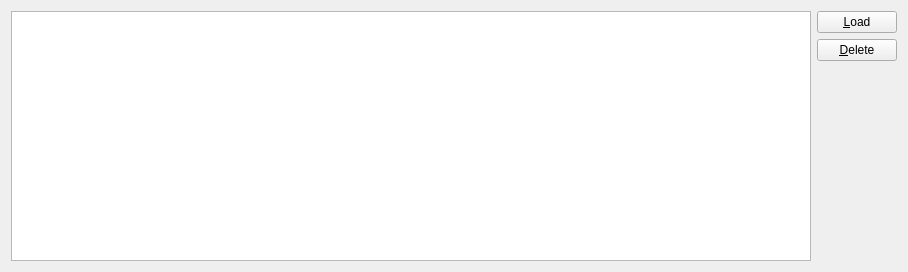
Above: src/UserInterface/src/Widgets/LogbookWidget.ui from till213/SkyDolly before the change. Below: the same form after it.
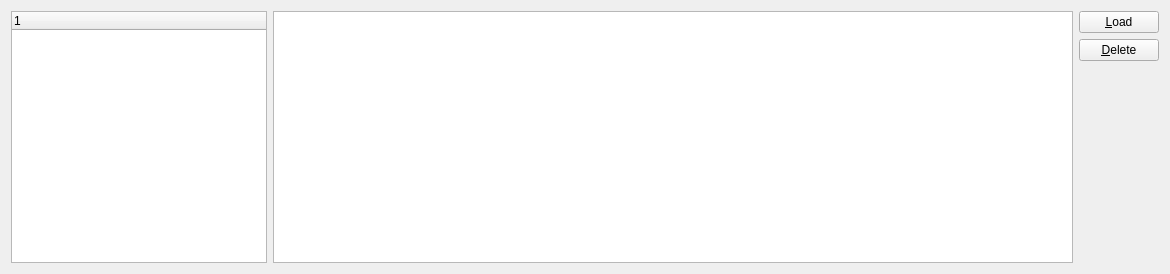
That is the form after the change.

Commit message: Initial date selection widget

Patch:
```diff
--- a/src/UserInterface/src/Widgets/LogbookWidget.ui
+++ b/src/UserInterface/src/Widgets/LogbookWidget.ui
@@ -6,8 +6,8 @@
    <rect>
     <x>0</x>
     <y>0</y>
-    <width>906</width>
-    <height>268</height>
+    <width>916</width>
+    <height>274</height>
    </rect>
   </property>
   <property name="windowTitle">
@@ -17,6 +17,21 @@
    <property name="sizeConstraint">
     <enum>QLayout::SetDefaultConstraint</enum>
    </property>
+   <item>
+    <widget class="QTreeWidget" name="logTreeWidget">
+     <property name="sizePolicy">
+      <sizepolicy hsizetype="Fixed" vsizetype="Expanding">
+       <horstretch>0</horstretch>
+       <verstretch>0</verstretch>
+      </sizepolicy>
+     </property>
+     <column>
+      <property name="text">
+       <string notr="true">1</string>
+      </property>
+     </column>
+    </widget>
+   </item>
    <item>
     <widget class="QTableWidget" name="logTableWidget">
      <property name="minimumSize">
```
The commit also changes 7 other files.
